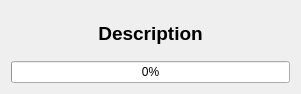
Qt form Hardware/Actuator/NomadBLDC/Tools/NomadBasicProgress.ui (implementedrobotics/Nomad) before a commit.
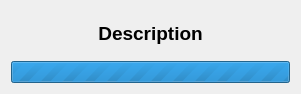
The same form after that commit.

```diff
--- a/Hardware/Actuator/NomadBLDC/Tools/NomadBasicProgress.ui
+++ b/Hardware/Actuator/NomadBLDC/Tools/NomadBasicProgress.ui
@@ -35,6 +35,9 @@
      </item>
      <item>
       <widget class="QProgressBar" name="progressBar">
+       <property name="maximum">
+        <number>0</number>
+       </property>
        <property name="value">
         <number>0</number>
        </property>
```
